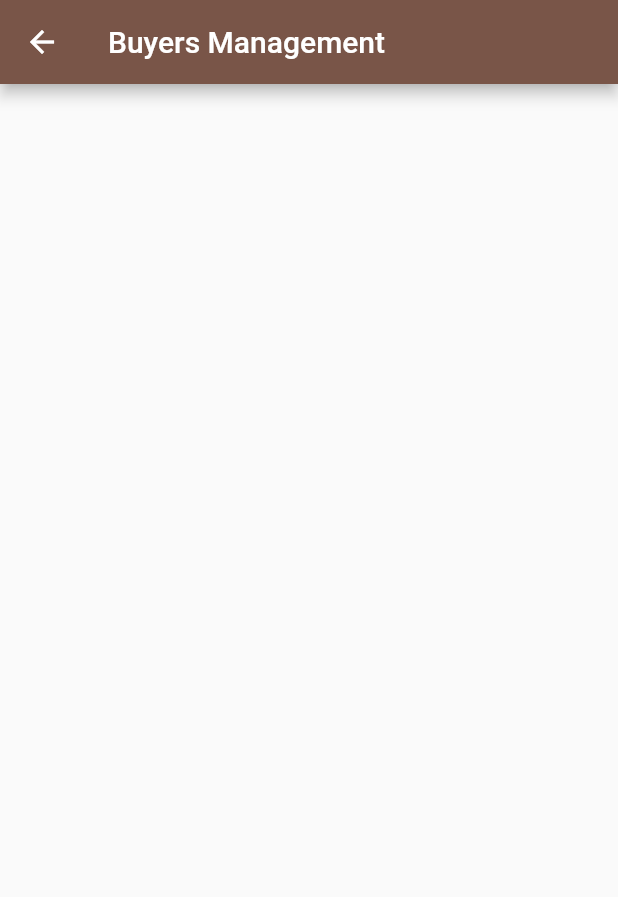
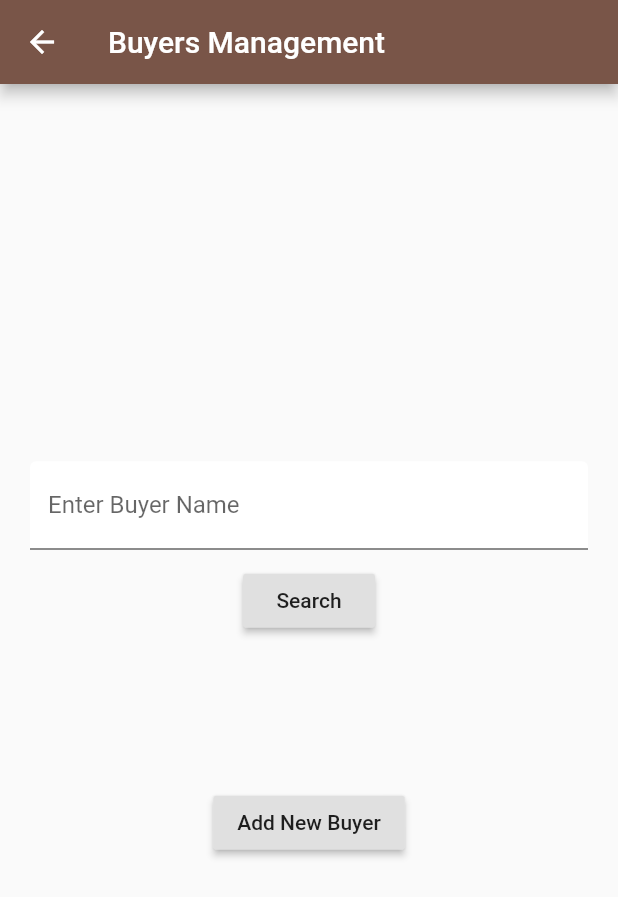
Before and after one commit to sambitraze/AARVI_TEXTILES, a Flutter app: the BuyersMang screen opened by its route, on a phone screen of 412 x 824 dp. Shown: the top 897 px of the screen. Run offline on Flutter 3.47's test engine with Material 2 defaults, Android fonts, the phone set to English and light mode, and no system bars; our stand-ins replace cloud_firestore, file_picker, firebase_auth, firebase_storage, flutter_datetime_picker; accounts and stored records are empty.

Commit message:
update upload

```diff
--- a/lib/Screens/MerchandisingMang/BuyersMang.dart
+++ b/lib/Screens/MerchandisingMang/BuyersMang.dart
@@ -1,3 +1,4 @@
+import 'package:aarvi_textiles/Screens/PoMang/Buyer.dart';
 import 'package:flutter/material.dart';
 
 class BuyersMang extends StatefulWidget {
@@ -6,11 +7,96 @@ class BuyersMang extends StatefulWidget {
 }
 
 class _BuyersMangState extends State<BuyersMang> {
+  String buyer;
+  final buyerName = TextEditingController();
   @override
   Widget build(BuildContext context) {
     return Scaffold(
       appBar: AppBar(title: Text('Buyers Management')),
-      //search for existing buyers and add additonal buyers.
+      body: Center(
+        child: Container(
+          child: Padding(
+            padding: const EdgeInsets.fromLTRB(20,30,20,30),
+            child: Column(
+              crossAxisAlignment: CrossAxisAlignment.center,
+              mainAxisAlignment: MainAxisAlignment.center,
+              children: <Widget>[
+                TextField(
+                  controller: buyerName,
+                  decoration: InputDecoration(
+                    labelText: "Enter Buyer Name",
+                    fillColor: Colors.white,
+                    filled: true,
+                    focusedBorder: OutlineInputBorder(
+                    borderSide: BorderSide(color:Colors.brown,width: 2)
+                    ),
+                  ),
+                  onChanged: (buyerName){
+                    buyer = buyerName.toString();
+                  },
+                ),
+                SizedBox(height: 10),
+                RaisedButton(
+                  child: Text("Search"),
+                  onPressed: () async {},
+                ),
+                SizedBox(height: 100),
+                RaisedButton(
+                  child: Text("Add New Buyer"),
+                  onPressed: () {
+                    showDialog(
+                      context: context,
+                      builder: (BuildContext context) {
+                        return AlertDialog(
+                          title: new Text('Add Buyer'),
+                          content: new Container(
+                            child: Column(
+                              crossAxisAlignment: CrossAxisAlignment.stretch,
+                              mainAxisAlignment: MainAxisAlignment.spaceEvenly,
+                              children: <Widget>[
+                                TextField(
+                                  controller: buyerName,
+                                  decoration: InputDecoration(
+                                    labelText: "Enter Name of Buyer",
+                                    fillColor: Colors.white,
+                                    filled: true,
+                                    focusedBorder: OutlineInputBorder(
+                                     borderSide: BorderSide(color:Colors.brown,width: 2)
+                                    ),
+                                  ),
+                                  onChanged: (buyer) {
+                                    buyer = buyer.toString();
+                                    print("$buyer");
+                                  },
+                                ),
+                                SizedBox(height: 10,),
+                                RaisedButton(
+                                  onPressed: (){
+                                    print('$buyer');
+                                  },
+                                  child: Text('Add'),
+                                ),
+                              ],
+                            ),
+                          ),
+                          actions: <Widget>[
+                            new FlatButton(
+                              onPressed: () {
+                                Navigator.of(context).pop();
+                              },
+                              child: new Text('close')
+                            )
+                          ],
+                        );
+                      },
+                    );
+                  }
+                )
+              ],
+            ),
+          ),
+        ),
+      ),
     );
   }
 }
--- a/lib/Screens/MerchandisingMang/SuppliersMangement/PolybagSup.dart
+++ b/lib/Screens/MerchandisingMang/SuppliersMangement/PolybagSup.dart
@@ -85,7 +85,7 @@ class _PolybagSupState extends State<PolybagSup> {
                 RaisedButton(
                     child: Text("Add Supplier"),
                     onPressed: () async {
-                      showDialog(
+                    showDialog(
                     context: context,
                     builder: (BuildContext context) {
                       return AlertDialog(
```
Also changed, not shown: lib/Screens/ProductionMang/CuttingPage.dart (+2 -12 lines), lib/Screens/ProductionMang/ProductionMang.dart (+5 -9 lines).
